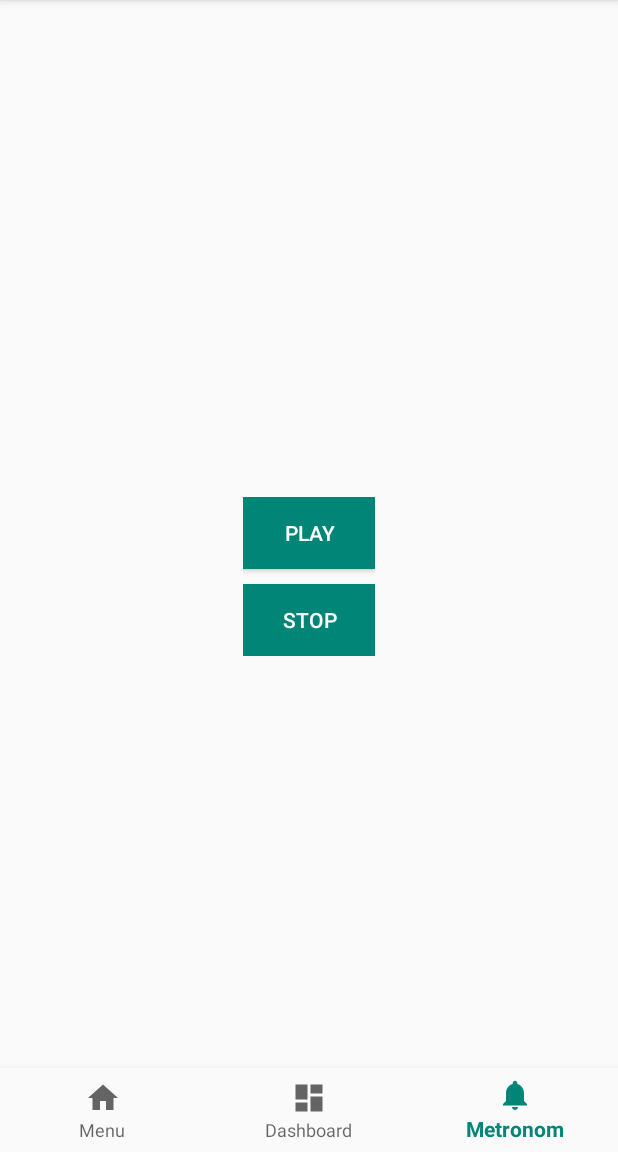
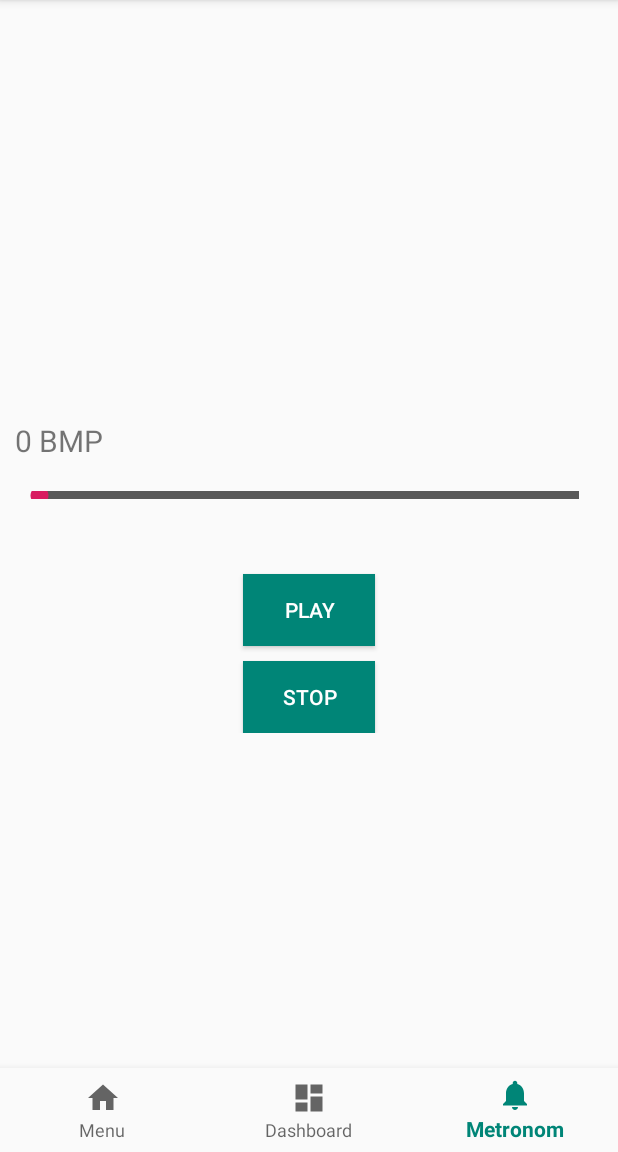
Before and after one commit to AlexRedchets/DrumsAlgorithms, an Android app: the screen it shows after launch (MainActivity), item 3 of the bottom bar chosen, on a phone screen of 412 x 824 dp, the part 84-1236 px from its top. Run offline under Robolectric (Android 15) with nearby library versions, the phone set to English and light mode, and no system bars.

Commit message:
updating metronome logic and ui

```diff
--- a/app/src/main/java/com/aredchets/drumsalgorithms/MainActivity.kt
+++ b/app/src/main/java/com/aredchets/drumsalgorithms/MainActivity.kt
@@ -12,7 +12,7 @@ class MainActivity : BaseActivity() {
     private val mOnNavigationItemSelectedListener = BottomNavigationView.OnNavigationItemSelectedListener { item ->
         when (item.itemId) {
             R.id.navigation_menu -> {
-                navigateToFragment(MenuFragment())
+                navigateToFragment(MenuFragment(), false)
                 return@OnNavigationItemSelectedListener true
             }
             R.id.navigation_dashboard -> {
@@ -20,11 +20,11 @@ class MainActivity : BaseActivity() {
                 if (bundle != null) {
                     fragment.arguments = bundle
                 }
-                navigateToFragment(fragment)
+                navigateToFragment(fragment, false)
                 return@OnNavigationItemSelectedListener true
             }
             R.id.navigation_metronome -> {
-                navigateToFragment(MetronomeFragment())
+                navigateToFragment(MetronomeFragment(), false)
                 return@OnNavigationItemSelectedListener true
             }
         }
--- a/app/src/main/java/com/aredchets/drumsalgorithms/base/BaseActivity.kt
+++ b/app/src/main/java/com/aredchets/drumsalgorithms/base/BaseActivity.kt
@@ -10,10 +10,13 @@ import com.aredchets.drumsalgorithms.R
 
 abstract class BaseActivity : AppCompatActivity() {
 
-    fun navigateToFragment(fragment: Fragment) {
+    fun navigateToFragment(fragment: Fragment, addToBackStack : Boolean) {
         supportFragmentManager
                 .beginTransaction()
                 .replace(R.id.fragment_container, fragment, fragment.javaClass.simpleName)
                 .commit()
+        if (addToBackStack) {
+            supportFragmentManager.beginTransaction().addToBackStack("").commit()
+        }
     }
 }
--- /dev/null
+++ b/app/src/main/res/drawable/tempo_background_drawable.xml
@@ -0,0 +1,18 @@
+<?xml version="1.0" encoding="utf-8"?>
+<layer-list xmlns:android="http://schemas.android.com/apk/res/android">
+
+    <item android:id="@android:id/background">
+        <shape android:shape="rectangle">
+            <solid android:color="@color/colorTempoBg" />
+        </shape>
+    </item>
+
+    <item android:id="@android:id/secondaryProgress">
+        <clip>
+            <shape android:shape="rectangle">
+                <solid android:color="@color/colorTempoMain" />
+            </shape>
+        </clip>
+    </item>
+
+</layer-list>
--- a/app/src/main/res/layout/fragment_metronome.xml
+++ b/app/src/main/res/layout/fragment_metronome.xml
@@ -5,7 +5,7 @@
     xmlns:app="http://schemas.android.com/apk/res-auto">
 
     <LinearLayout
-        android:layout_width="wrap_content"
+        android:layout_width="match_parent"
         android:layout_height="wrap_content"
         android:orientation="vertical"
         app:layout_constraintStart_toStartOf="parent"
@@ -13,11 +13,30 @@
         app:layout_constraintEnd_toEndOf="parent"
         app:layout_constraintBottom_toBottomOf="parent">
 
+        <TextView
+            android:id="@+id/tv_bmp"
+            android:layout_width="wrap_content"
+            android:layout_height="wrap_content"
+            android:layout_marginStart="10dp"
+            android:textSize="20sp"/>
+
+        <SeekBar
+            android:id="@+id/pb_tempo"
+            android:layout_width="match_parent"
+            android:layout_height="5dp"
+            android:layout_marginStart="10dp"
+            android:layout_marginTop="20dp"
+            android:layout_marginEnd="10dp"
+            android:progressDrawable="@drawable/tempo_background_drawable"
+            android:max="218" />
+
         <Button
             android:id="@+id/button_play_beep"
             android:layout_width="wrap_content"
             android:layout_height="wrap_content"
-            android:text="PLAY"
+            android:layout_marginTop="50dp"
+            android:layout_gravity="center"
+            android:text="@string/button_play"
             android:background="@color/colorPrimary"
             android:textColor="#fff" />
 
@@ -26,7 +45,8 @@
             android:layout_width="wrap_content"
             android:layout_height="wrap_content"
             android:layout_marginTop="10dp"
-            android:text="STOP"
+            android:layout_gravity="center"
+            android:text="@string/button_stop"
             android:background="@color/colorPrimary"
             android:textColor="#fff" />
 
--- a/app/src/main/res/values/colors.xml
+++ b/app/src/main/res/values/colors.xml
@@ -3,4 +3,7 @@
     <color name="colorPrimary">#008577</color>
     <color name="colorPrimaryDark">#00574B</color>
     <color name="colorAccent">#D81B60</color>
+
+    <color name="colorTempoBg">#585858</color>
+    <color name="colorTempoMain">@color/colorPrimary</color>
 </resources>
--- a/app/src/main/res/values/strings.xml
+++ b/app/src/main/res/values/strings.xml
@@ -3,4 +3,8 @@
     <string name="title_menu">Menu</string>
     <string name="title_dashboard">Dashboard</string>
     <string name="title_metronome">Metronom</string>
+
+    <string name="text_bmp">%s BMP</string>
+    <string name="button_play">PLAY</string>
+    <string name="button_stop">STOP</string>
 </resources>
```
Also changed, not shown: app/src/main/java/com/aredchets/drumsalgorithms/MetronomeFragment.kt (+42 -3 lines), app/src/main/res/drawable/tempo_thumb_drawable.xml (added, +13 -0 lines).
